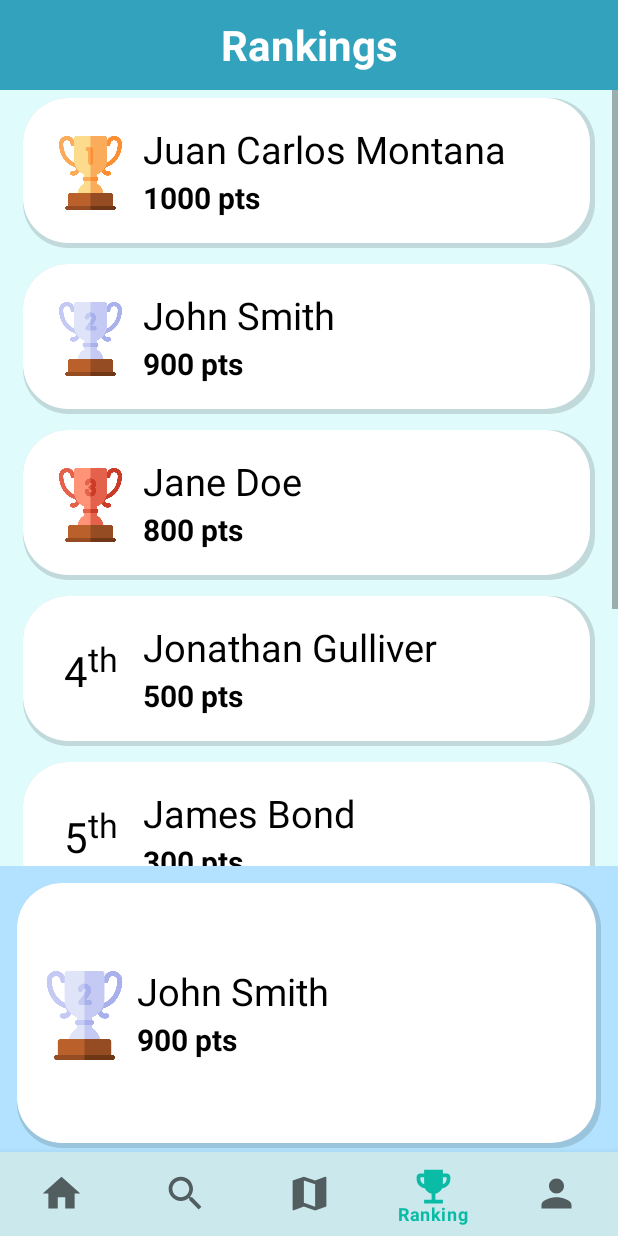
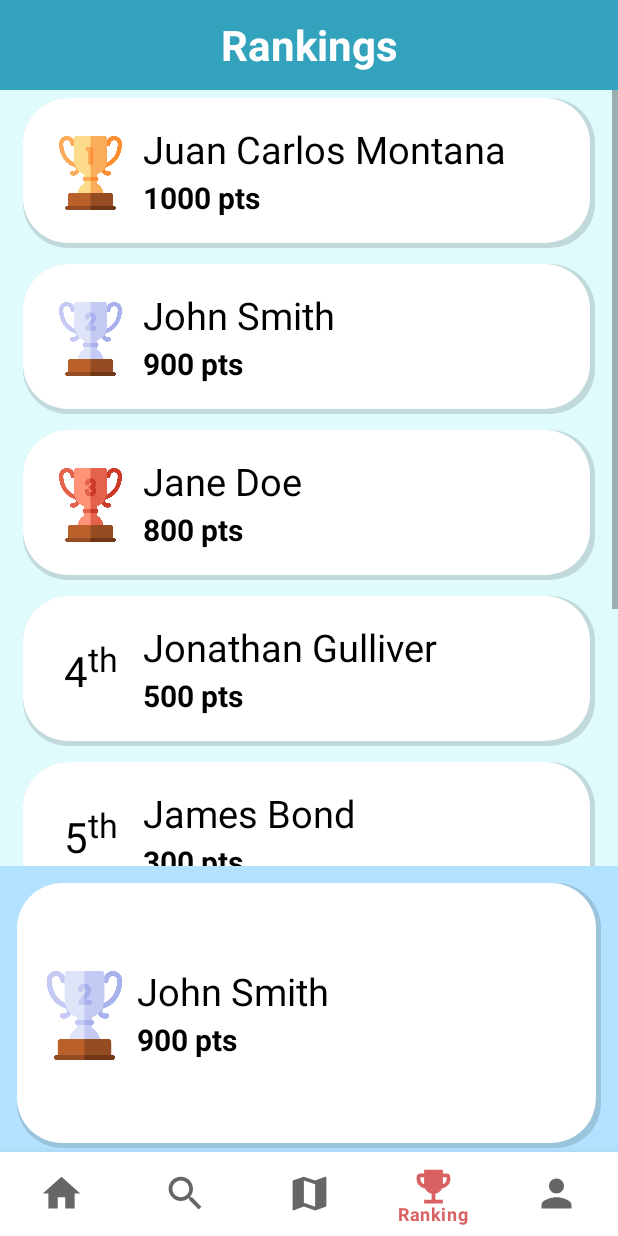
Before and after one commit to CMPUT301W23T17/JellyFizz, an Android app: the screen it shows after launch (MainActivity), item 4 of the bottom bar chosen, on a phone screen of 412 x 824 dp. Run offline under Robolectric (Android 15) with nearby library versions, the phone set to English and light mode, and no system bars; Roboto replaces fonts that are not available here.

Commit message:
Change Ranking

```diff
--- a/QR_Code_Hunter/app/build.gradle
+++ b/QR_Code_Hunter/app/build.gradle
@@ -57,4 +57,5 @@ dependencies {
 
     //Dependency for circular ImageView
     implementation 'de.hdodenhof:circleimageview:3.1.0'
+    // For alert dialog
 }
--- a/QR_Code_Hunter/app/src/main/java/com/example/qr_code_hunter/HomepageFragment.java
+++ b/QR_Code_Hunter/app/src/main/java/com/example/qr_code_hunter/HomepageFragment.java
@@ -1,6 +1,9 @@
 package com.example.qr_code_hunter;
 
 import android.os.Bundle;
+
+import androidx.annotation.NonNull;
+import androidx.annotation.Nullable;
 import androidx.fragment.app.Fragment;
 
 import android.view.LayoutInflater;
@@ -60,4 +63,10 @@ public class HomepageFragment extends Fragment {
         // Inflate the layout for this fragment
         return inflater.inflate(R.layout.fragment_homepage, container, false);
     }
+    @Override
+    public void onViewCreated(@NonNull View view, @Nullable Bundle savedInstanceState) {
+
+
+
+    }
 }
--- a/QR_Code_Hunter/app/src/main/java/com/example/qr_code_hunter/RankingFragment.java
+++ b/QR_Code_Hunter/app/src/main/java/com/example/qr_code_hunter/RankingFragment.java
@@ -76,7 +76,7 @@ public class RankingFragment extends Fragment {
 
     @Override
     public void onViewCreated(@NonNull View view, @Nullable Bundle savedInstanceState) {
-        super.onViewCreated(view, savedInstanceState);
+        //super.onViewCreated(view, savedInstanceState);
 
 
         header = getView().findViewById(R.id.ranking_header);
--- a/QR_Code_Hunter/app/src/main/res/drawable/ic_home.xml
+++ b/QR_Code_Hunter/app/src/main/res/drawable/ic_home.xml
@@ -1,5 +1,6 @@
-<vector android:height="24dp" android:tint="#000000"
+<vector android:height="24dp" android:tint="#58ECFF"
     android:viewportHeight="24" android:viewportWidth="24"
     android:width="24dp" xmlns:android="http://schemas.android.com/apk/res/android">
     <path android:fillColor="@android:color/white" android:pathData="M10,20v-6h4v6h5v-8h3L12,3 2,12h3v8z"/>
+
 </vector>
--- a/QR_Code_Hunter/app/src/main/res/drawable/ic_map.xml
+++ b/QR_Code_Hunter/app/src/main/res/drawable/ic_map.xml
@@ -1,5 +1,5 @@
-<vector android:height="24dp" android:tint="#000000"
+<vector android:height="24dp" android:tint="#58ECFF"
     android:viewportHeight="24" android:viewportWidth="24"
     android:width="24dp" xmlns:android="http://schemas.android.com/apk/res/android">
-    <path android:fillColor="@android:color/white" android:pathData="M20.5,3l-0.16,0.03L15,5.1 9,3 3.36,4.9c-0.21,0.07 -0.36,0.25 -0.36,0.48V20.5c0,0.28 0.22,0.5 0.5,0.5l0.16,-0.03L9,18.9l6,2.1 5.64,-1.9c0.21,-0.07 0.36,-0.25 0.36,-0.48V3.5c0,-0.28 -0.22,-0.5 -0.5,-0.5zM15,19l-6,-2.11V5l6,2.11V19z"/>
+    <path android:fillColor="@color/black" android:pathData="M20.5,3l-0.16,0.03L15,5.1 9,3 3.36,4.9c-0.21,0.07 -0.36,0.25 -0.36,0.48V20.5c0,0.28 0.22,0.5 0.5,0.5l0.16,-0.03L9,18.9l6,2.1 5.64,-1.9c0.21,-0.07 0.36,-0.25 0.36,-0.48V3.5c0,-0.28 -0.22,-0.5 -0.5,-0.5zM15,19l-6,-2.11V5l6,2.11V19z"/>
 </vector>
--- a/QR_Code_Hunter/app/src/main/res/layout/activity_main.xml
+++ b/QR_Code_Hunter/app/src/main/res/layout/activity_main.xml
@@ -6,12 +6,13 @@
     android:layout_height="match_parent"
     tools:context=".MainActivity"
 >
-
+    <!--        this is for changing ver=ything-->
+    <!--        app:itemIconTint="@color/teal_700"-->
     <com.google.android.material.bottomnavigation.BottomNavigationView
         android:id="@+id/bottomNavigationView"
         android:layout_width="match_parent"
         android:layout_height="wrap_content"
-        android:background= "#CBE8ED"
+        android:background= "#FFFFFF"
         app:itemIconSize="30dp"
         app:layout_constraintBottom_toBottomOf="parent"
         app:layout_constraintEnd_toEndOf="parent"
--- /dev/null
+++ b/QR_Code_Hunter/app/src/main/res/layout/instruction_dialog.xml
@@ -0,0 +1,17 @@
+<?xml version="1.0" encoding="utf-8"?>
+<androidx.constraintlayout.widget.ConstraintLayout xmlns:android="http://schemas.android.com/apk/res/android"
+    android:layout_width="match_parent"
+    android:layout_height="match_parent">
+<!--<LinearLayout-->
+<!--    android:layout_width="300dp"-->
+<!--    android:layout_height="400dp">-->
+<!--<TextView-->
+<!--    android:layout_width="match_parent"-->
+<!--    android:layout_height="match_parent"-->
+<!--    android:text="Instruction"-->
+<!--    android:gravity="top"-->
+<!--    android:textAlignment="center" />-->
+
+
+<!--</LinearLayout>-->
+</androidx.constraintlayout.widget.ConstraintLayout>
--- a/QR_Code_Hunter/app/src/main/res/menu/bottom_menu.xml
+++ b/QR_Code_Hunter/app/src/main/res/menu/bottom_menu.xml
@@ -12,7 +12,10 @@
     <item
         android:id="@+id/map_screen"
         android:icon="@drawable/ic_map"
-        android:title="Map" />
+        android:title="Map"
+
+
+        />
     <item
         android:id="@+id/ranking_screen"
         android:icon="@drawable/ic_ranking"
--- a/QR_Code_Hunter/app/src/main/res/values/themes.xml
+++ b/QR_Code_Hunter/app/src/main/res/values/themes.xml
@@ -2,7 +2,11 @@
     <!-- Base application theme. -->
     <style name="Theme.QR_Code_Hunter" parent="Theme.MaterialComponents.DayNight.NoActionBar">
         <!-- Primary brand color. -->
-        <item name="colorPrimary">@color/status_bar_color</item>
+        <item name="colorPrimary">#DA6161</item>
+
+
+
+
         <item name="colorPrimaryVariant">@color/status_bar_color</item>
         <item name="colorOnPrimary">@color/white</item>
         <!-- Secondary brand color. -->
```
